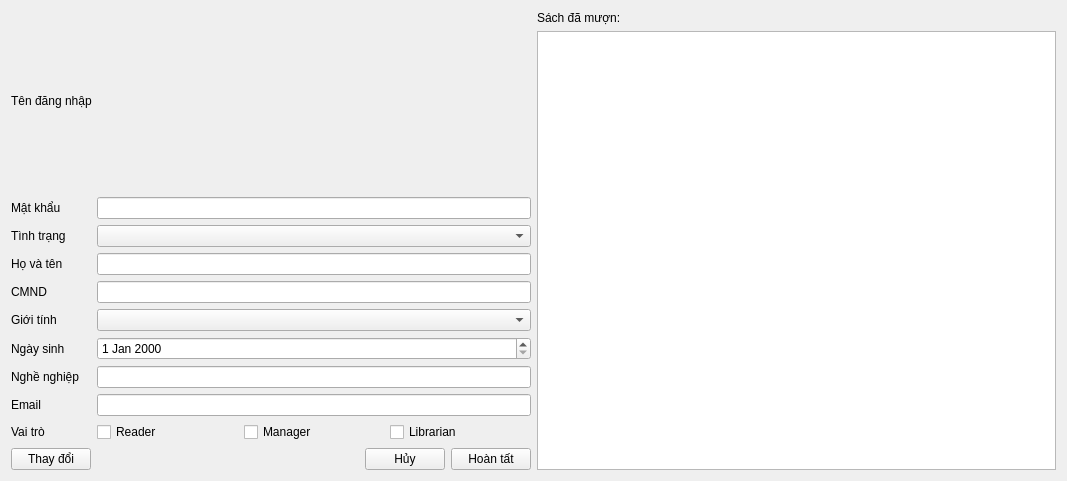
This is information.ui in fantasyinferno/libpro as Qt 5 draws it before an edit. The edited form follows.
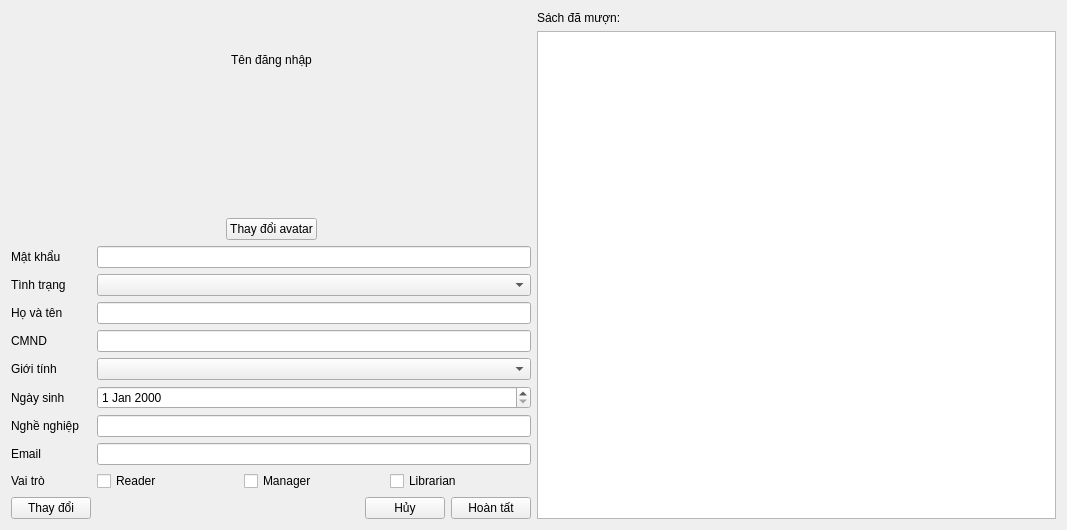
This is the edited form.

Commit message: AccountDelegate implemented. huyButton's now functioning.

```diff
--- a/information.ui
+++ b/information.ui
@@ -7,23 +7,38 @@
     <x>0</x>
     <y>0</y>
     <width>1067</width>
-    <height>478</height>
+    <height>530</height>
    </rect>
   </property>
   <property name="windowTitle">
    <string>Form</string>
   </property>
-  <layout class="QVBoxLayout" name="verticalLayout_4">
+  <layout class="QHBoxLayout" name="horizontalLayout_15">
    <item>
     <layout class="QHBoxLayout" name="horizontalLayout_14">
      <item>
-      <layout class="QVBoxLayout" name="verticalLayout_3">
+      <layout class="QVBoxLayout" name="verticalLayout_4">
        <item>
         <layout class="QHBoxLayout" name="horizontalLayout_13">
          <item>
+          <spacer name="horizontalSpacer">
+           <property name="orientation">
+            <enum>Qt::Horizontal</enum>
+           </property>
+           <property name="sizeHint" stdset="0">
+            <size>
+             <width>40</width>
+             <height>20</height>
+            </size>
+           </property>
+          </spacer>
+         </item>
+         <item>
+          <layout class="QVBoxLayout" name="verticalLayout">
+           <item>
           <widget class="QLabel" name="username">
            <property name="sizePolicy">
-            <sizepolicy hsizetype="Fixed" vsizetype="Preferred">
+              <sizepolicy hsizetype="Preferred" vsizetype="Preferred">
              <horstretch>0</horstretch>
              <verstretch>0</verstretch>
             </sizepolicy>
@@ -37,51 +52,44 @@
            <property name="text">
             <string>Tên đăng nhập</string>
            </property>
+             <property name="alignment">
+              <set>Qt::AlignCenter</set>
+             </property>
           </widget>
          </item>
          <item>
-          <spacer name="horizontalSpacer">
-           <property name="orientation">
-            <enum>Qt::Horizontal</enum>
-           </property>
-           <property name="sizeHint" stdset="0">
-            <size>
-             <width>40</width>
-             <height>20</height>
-            </size>
-           </property>
-          </spacer>
-         </item>
-         <item>
-          <widget class="QPushButton" name="avatar">
-           <property name="minimumSize">
-            <size>
-             <width>180</width>
-             <height>180</height>
-            </size>
-           </property>
-           <property name="cursor">
-            <cursorShape>PointingHandCursor</cursorShape>
-           </property>
-           <property name="contextMenuPolicy">
-            <enum>Qt::DefaultContextMenu</enum>
-           </property>
-           <property name="styleSheet">
-            <string notr="true"/>
-           </property>
+            <widget class="QLabel" name="avatar">
            <property name="text">
             <string/>
            </property>
-           <property name="flat">
-            <bool>true</bool>
+            </widget>
+           </item>
+           <item>
+            <widget class="QPushButton" name="avatarButton">
+             <property name="text">
+              <string>Thay đổi avatar</string>
            </property>
           </widget>
          </item>
+          </layout>
+         </item>
          <item>
-          <layout class="QVBoxLayout" name="verticalLayout"/>
+          <spacer name="horizontalSpacer_3">
+           <property name="orientation">
+            <enum>Qt::Horizontal</enum>
+           </property>
+           <property name="sizeHint" stdset="0">
+            <size>
+             <width>40</width>
+             <height>20</height>
+            </size>
+           </property>
+          </spacer>
          </item>
         </layout>
        </item>
+       <item>
+        <layout class="QVBoxLayout" name="verticalLayout_3">
        <item>
         <layout class="QHBoxLayout" name="horizontalLayout">
          <item>
@@ -394,6 +402,8 @@
               <bool>false</bool>
              </property>
             </widget>
+             </item>
+            </layout>
            </item>
           </layout>
          </item>
```
Lines whose indentation alone changed are shown as unchanged. The commit also changes 8 other files.
